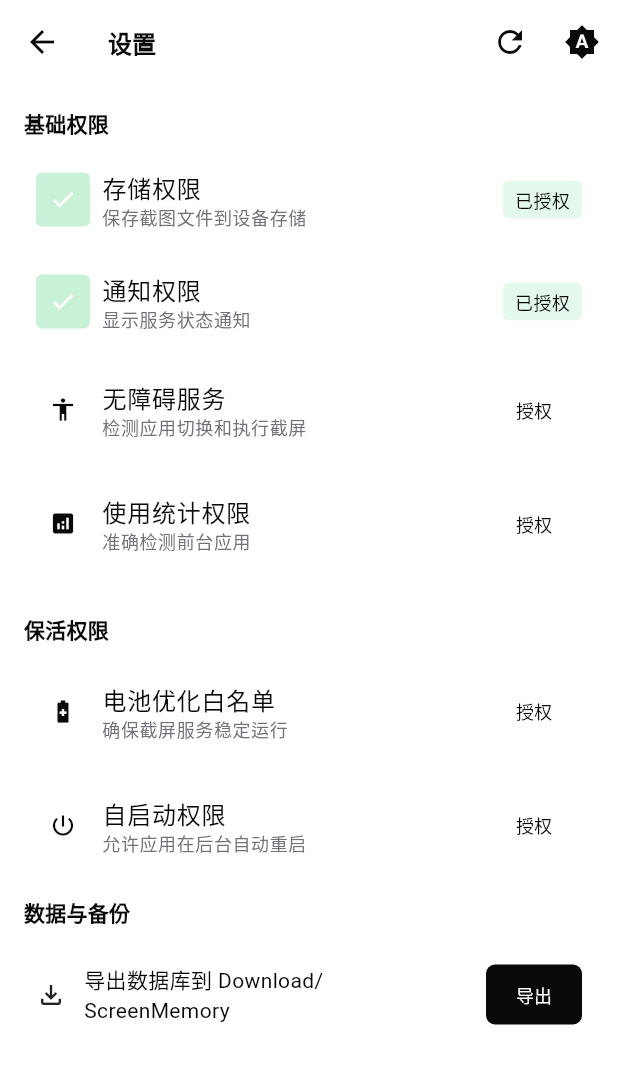
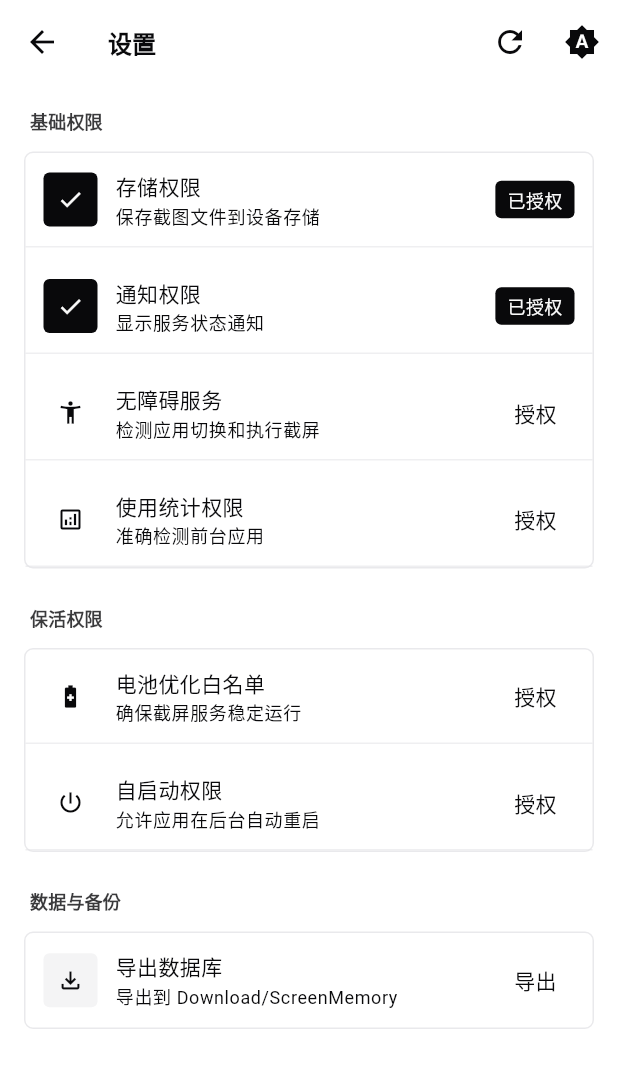
Before and after one commit to 2977094657/ScreenMemo, a Flutter app: the SettingsPage screen opened directly with empty values, on a phone screen of 412 x 824 dp. Shown: the top 1068 px of the screen. Run offline on Flutter 3.47's test engine with Material 3 defaults, Android fonts, the phone set to English and light mode, and no system bars; our stand-ins replace permission_handler, photo_view, shared_preferences, sqflite; missing offline and left inert: installed_apps; accounts and stored records are empty.

Commit message:
style: 重构设置页面UI，优化扁平化设计风格

```diff
--- a/lib/pages/settings_page.dart
+++ b/lib/pages/settings_page.dart
@@ -518,75 +518,67 @@ class _SettingsPageState extends State<SettingsPage> with WidgetsBindingObserver
               padding: const EdgeInsets.all(AppTheme.spacing4),
               children: [
                 // 基础权限
-                Column(
-                  crossAxisAlignment: CrossAxisAlignment.start,
+                _buildSection(
+                  context: context,
+                  title: '基础权限',
                   children: [
-                    Text(
-                      '基础权限',
-                      style: Theme.of(context).textTheme.titleMedium?.copyWith(
-                        fontWeight: FontWeight.w600,
-                      ),
-                    ),
-                    const SizedBox(height: AppTheme.spacing3),
-                     _buildPermissionCard(
-                      icon: Icons.folder,
+                    _buildPermissionItem(
+                      context: context,
+                      icon: Icons.folder_outlined,
                       title: '存储权限',
                       description: '保存截图文件到设备存储',
                       isGranted: _permissions['storage'] ?? false,
                       onRequest: () => _requestPermission('storage'),
                     ),
-                    const SizedBox(height: AppTheme.spacing3),
-                     _buildPermissionCard(
-                      icon: Icons.notifications,
+                    const SizedBox(height: AppTheme.spacing2),
+                    _buildPermissionItem(
+                      context: context,
+                      icon: Icons.notifications_outlined,
                       title: '通知权限',
                       description: '显示服务状态通知',
                       isGranted: _permissions['notification'] ?? false,
                       onRequest: () => _requestPermission('notification'),
                     ),
-                    const SizedBox(height: AppTheme.spacing3),
-                     _buildPermissionCard(
-                      icon: Icons.accessibility,
+                    const SizedBox(height: AppTheme.spacing2),
+                    _buildPermissionItem(
+                      context: context,
+                      icon: Icons.accessibility_new_outlined,
                       title: '无障碍服务',
                       description: '检测应用切换和执行截屏',
                       isGranted: _permissions['accessibility'] ?? false,
                       onRequest: () => _requestPermission('accessibility'),
                     ),
-                    const SizedBox(height: AppTheme.spacing3),
-                     _buildPermissionCard(
-                      icon: Icons.analytics,
+                    const SizedBox(height: AppTheme.spacing2),
+                    _buildPermissionItem(
+                      context: context,
+                      icon: Icons.analytics_outlined,
                       title: '使用统计权限',
                       description: '准确检测前台应用',
                       isGranted: _permissions['usage_stats'] ?? false,
                       onRequest: () => _requestPermission('usage_stats'),
                     ),
-                    const SizedBox(height: AppTheme.spacing3),
-                    // 屏幕录制权限已移除 - 使用无障碍服务截屏
                   ],
                 ),
 
-                const SizedBox(height: AppTheme.spacing4),
+                const SizedBox(height: AppTheme.spacing6),
 
                 // 保活权限
-                Column(
-                  crossAxisAlignment: CrossAxisAlignment.start,
+                _buildSection(
+                  context: context,
+                  title: '保活权限',
                   children: [
-                    Text(
-                      '保活权限',
-                      style: Theme.of(context).textTheme.titleMedium?.copyWith(
-                        fontWeight: FontWeight.w600,
-                      ),
-                    ),
-                    const SizedBox(height: AppTheme.spacing3),
-                    _buildPermissionCard(
-                      icon: Icons.battery_saver,
+                    _buildPermissionItem(
+                      context: context,
+                      icon: Icons.battery_saver_outlined,
                       title: '电池优化白名单',
                       description: '确保截屏服务稳定运行',
                       isGranted: _keepAlivePermissions['battery_optimization'] ?? false,
                       onRequest: () => _requestPermission('battery_optimization'),
                     ),
-                    const SizedBox(height: AppTheme.spacing3),
-                    _buildPermissionCard(
-                      icon: Icons.power_settings_new,
+                    const SizedBox(height: AppTheme.spacing2),
+                    _buildPermissionItem(
+                      context: context,
+                      icon: Icons.power_settings_new_outlined,
                       title: '自启动权限',
                       description: '允许应用在后台自动重启',
                       isGranted: _keepAlivePermissions['autostart'] ?? false,
@@ -595,110 +587,115 @@ class _SettingsPageState extends State<SettingsPage> with WidgetsBindingObserver
                   ],
                 ),
 
-                const SizedBox(height: AppTheme.spacing4),
+                const SizedBox(height: AppTheme.spacing6),
 
                 // 数据与备份
-                Column(
-                  crossAxisAlignment: CrossAxisAlignment.start,
+                _buildSection(
+                  context: context,
+                  title: '数据与备份',
                   children: [
-                    Text(
-                      '数据与备份',
-                      style: Theme.of(context).textTheme.titleMedium?.copyWith(
-                            fontWeight: FontWeight.w600,
-                          ),
-                    ),
-                    const SizedBox(height: AppTheme.spacing3),
-                    UICard(
-                      showBorder: false,
-                      padding: const EdgeInsets.all(AppTheme.spacing2),
-                      child: Row(
-                        children: [
-                          const Icon(Icons.file_download_outlined, size: 20),
-                          const SizedBox(width: AppTheme.spacing3),
-                          Expanded(
-                            child: Column(
-                              crossAxisAlignment: CrossAxisAlignment.start,
-                              children: [
-                                Text('导出数据库到 Download/ScreenMemory'),
-                              ],
-                            ),
-                          ),
-                          const SizedBox(width: AppTheme.spacing3),
-                          UIButton(
-                            text: _exportingDb ? '导出中...' : '导出',
-                            onPressed: _exportingDb ? null : _exportDatabase,
-                            size: UIButtonSize.small,
-                          ),
-                        ],
-                      ),
-                    ),
+                    _buildExportItem(context),
                   ],
                 ),
-
-                const SizedBox(height: AppTheme.spacing4),
-
-                // 移除冗余的权限说明
               ],
             ),
     );
   }
 
+  Widget _buildSection({
+    required BuildContext context,
+    required String title,
+    required List<Widget> children,
+  }) {
+    return Column(
+      crossAxisAlignment: CrossAxisAlignment.start,
+      children: [
+        Padding(
+          padding: const EdgeInsets.only(left: AppTheme.spacing1, bottom: AppTheme.spacing3),
+          child: Text(
+            title,
+            style: Theme.of(context).textTheme.titleSmall?.copyWith(
+              fontWeight: FontWeight.w600,
+              color: Theme.of(context).colorScheme.onSurface.withOpacity(0.8),
+            ),
+          ),
+        ),
+        Container(
+          decoration: BoxDecoration(
+            color: Theme.of(context).colorScheme.surface,
+            borderRadius: BorderRadius.circular(AppTheme.radiusMd),
+            border: Border.all(
+              color: Theme.of(context).colorScheme.outline.withOpacity(0.8),
+              width: 1,
+            ),
+          ),
+          child: Column(
+            children: children,
+          ),
+        ),
+      ],
+    );
+  }
 
-
-  Widget _buildPermissionCard({
+  Widget _buildPermissionItem({
+    required BuildContext context,
     required IconData icon,
     required String title,
     required String description,
     required bool isGranted,
     required VoidCallback onRequest,
   }) {
-    return UICard(
-      showBorder: false,
-      padding: const EdgeInsets.all(AppTheme.spacing2),
+    return Container(
+      padding: const EdgeInsets.all(AppTheme.spacing3),
+      decoration: BoxDecoration(
+        border: Border(
+          bottom: BorderSide(
+            color: Theme.of(context).colorScheme.outline.withOpacity(0.6),
+            width: 1,
+          ),
+        ),
+      ),
       child: Row(
         children: [
           Container(
-            width: 36, // 缩小图标容器
+            width: 36,
             height: 36,
             decoration: BoxDecoration(
               color: isGranted
-                  ? AppTheme.success.withValues(alpha: 0.25) // 绿色更柔和
-                  : Theme.of(context).colorScheme.surfaceVariant, // 未授权更柔和灰
+                  ? Theme.of(context).colorScheme.primaryContainer
+                  : Theme.of(context).colorScheme.surfaceVariant,
               borderRadius: BorderRadius.circular(AppTheme.radiusSm),
             ),
             child: Icon(
               isGranted ? Icons.check : icon,
               color: isGranted
-                  ? AppTheme.successForeground
+                  ? Theme.of(context).colorScheme.onPrimaryContainer
                   : Theme.of(context).colorScheme.onSurfaceVariant,
-              size: 18, // 缩小图标大小
+              size: 18,
             ),
           ),
-
-          const SizedBox(width: AppTheme.spacing2), // 缩小间距
-
+          const SizedBox(width: AppTheme.spacing3),
           Expanded(
             child: Column(
               crossAxisAlignment: CrossAxisAlignment.start,
               children: [
                 Text(
                   title,
-                  style: Theme.of(context).textTheme.bodyLarge?.copyWith( // 缩小标题字体
+                  style: Theme.of(context).textTheme.bodyMedium?.copyWith(
                     fontWeight: FontWeight.w500,
                   ),
                 ),
+                const SizedBox(height: 2),
                 Text(
                   description,
                   style: Theme.of(context).textTheme.bodySmall?.copyWith(
-                    color: AppTheme.mutedForeground,
+                    color: Theme.of(context).colorScheme.onSurfaceVariant,
                   ),
                 ),
               ],
             ),
           ),
-
-          const SizedBox(width: AppTheme.spacing2), // 缩小间距
-
+          const SizedBox(width: AppTheme.spacing2),
           if (isGranted)
             Container(
               padding: const EdgeInsets.symmetric(
@@ -706,7 +703,7 @@ class _SettingsPageState extends State<SettingsPage> with WidgetsBindingObserver
                 vertical: AppTheme.spacing1,
               ),
               decoration: BoxDecoration(
-                color: AppTheme.success.withValues(alpha: 0.12), // 更浅的绿底
+                color: Theme.of(context).colorScheme.primaryContainer,
                 borderRadius: BorderRadius.circular(AppTheme.radiusSm),
               ),
               child: Text(
@@ -714,19 +711,93 @@ class _SettingsPageState extends State<SettingsPage> with WidgetsBindingObserver
                 style: TextStyle(
                   fontSize: AppTheme.fontSizeXs,
                   fontWeight: FontWeight.w500,
-                  color: Theme.of(context).colorScheme.onSurfaceVariant,
+                  color: Theme.of(context).colorScheme.onPrimaryContainer,
                 ),
               ),
             )
           else
-            UIButton(
-              text: '授权',
+            TextButton(
               onPressed: onRequest,
-              size: UIButtonSize.small,
-              variant: UIButtonVariant.secondary, // 未授权按钮使用柔和灰背景
+              style: TextButton.styleFrom(
+                padding: const EdgeInsets.symmetric(
+                  horizontal: AppTheme.spacing3,
+                  vertical: AppTheme.spacing1,
+                ),
+                tapTargetSize: MaterialTapTargetSize.shrinkWrap,
+                minimumSize: Size.zero,
+              ),
+              child: const Text('授权'),
             ),
         ],
       ),
     );
   }
+
+  Widget _buildExportItem(BuildContext context) {
+    return Container(
+      padding: const EdgeInsets.all(AppTheme.spacing3),
+      child: Row(
+        children: [
+          Container(
+            width: 36,
+            height: 36,
+            decoration: BoxDecoration(
+              color: Theme.of(context).colorScheme.secondaryContainer,
+              borderRadius: BorderRadius.circular(AppTheme.radiusSm),
+            ),
+            child: Icon(
+              Icons.file_download_outlined,
+              color: Theme.of(context).colorScheme.onSecondaryContainer,
+              size: 18,
+            ),
+          ),
+          const SizedBox(width: AppTheme.spacing3),
+          Expanded(
+            child: Column(
+              crossAxisAlignment: CrossAxisAlignment.start,
+              children: [
+                Text(
+                  '导出数据库',
+                  style: Theme.of(context).textTheme.bodyMedium?.copyWith(
+                    fontWeight: FontWeight.w500,
+                  ),
+                ),
+                const SizedBox(height: 2),
+                Text(
+                  '导出到 Download/ScreenMemory',
+                  style: Theme.of(context).textTheme.bodySmall?.copyWith(
+                    color: Theme.of(context).colorScheme.onSurfaceVariant,
+                  ),
+                ),
+              ],
+            ),
+          ),
+          const SizedBox(width: AppTheme.spacing2),
+          TextButton(
+            onPressed: _exportingDb ? null : _exportDatabase,
+            style: TextButton.styleFrom(
+              padding: const EdgeInsets.symmetric(
+                horizontal: AppTheme.spacing3,
+                vertical: AppTheme.spacing1,
+              ),
+              tapTargetSize: MaterialTapTargetSize.shrinkWrap,
+              minimumSize: Size.zero,
+            ),
+            child: _exportingDb
+                ? const SizedBox(
+                    width: 14,
+                    height: 14,
+                    child: CircularProgressIndicator(
+                      strokeWidth: 2,
+                    ),
+                  )
+                : const Text('导出'),
+          ),
+        ],
+      ),
+    );
+  }
+
+
+
 }
```
